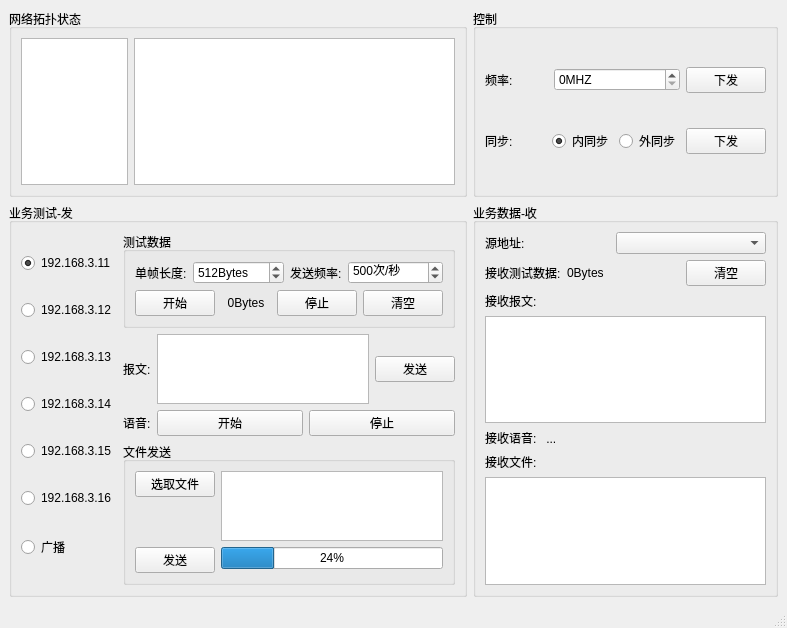
First picture: the form in mainWin.ui, repository Doun2017/pyQTwithUDP, before the edit.
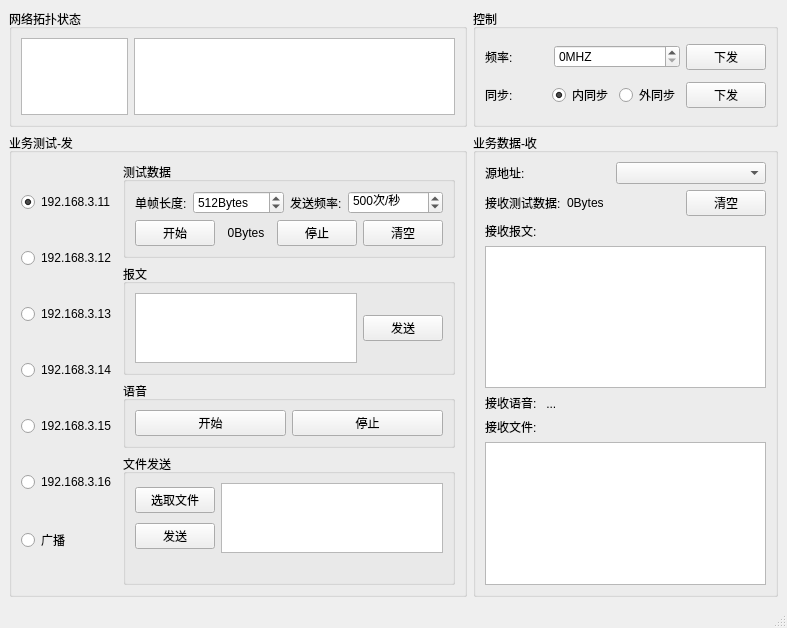
Second picture: the form after the edit.

Commit message: 文件传输功能基本完成

Patch:
```diff
--- a/mainWin.ui
+++ b/mainWin.ui
@@ -412,96 +412,99 @@
           </widget>
          </item>
          <item>
-          <layout class="QHBoxLayout" name="horizontalLayout_8" stretch="0,1,0">
-           <item>
-            <widget class="QLabel" name="label_8">
-             <property name="sizePolicy">
-              <sizepolicy hsizetype="Preferred" vsizetype="Preferred">
-               <horstretch>0</horstretch>
-               <verstretch>0</verstretch>
-              </sizepolicy>
-             </property>
-             <property name="text">
-              <string>报文:</string>
-             </property>
-            </widget>
-           </item>
-           <item>
-            <widget class="QPlainTextEdit" name="textSend_plainTextEdit"/>
-           </item>
-           <item>
-            <widget class="QPushButton" name="textSend_pushButton">
-             <property name="sizePolicy">
-              <sizepolicy hsizetype="Preferred" vsizetype="Fixed">
-               <horstretch>0</horstretch>
-               <verstretch>0</verstretch>
-              </sizepolicy>
-             </property>
-             <property name="text">
-              <string>发送</string>
-             </property>
-            </widget>
-           </item>
-          </layout>
+          <widget class="QGroupBox" name="groupBox">
+           <property name="title">
+            <string extracomment="报文">报文</string>
+           </property>
+           <layout class="QHBoxLayout" name="horizontalLayout_3">
+            <item>
+             <widget class="QPlainTextEdit" name="textSend_plainTextEdit">
+              <property name="acceptDrops">
+               <bool>false</bool>
+              </property>
+             </widget>
+            </item>
+            <item>
+             <widget class="QPushButton" name="textSend_pushButton">
+              <property name="sizePolicy">
+               <sizepolicy hsizetype="Preferred" vsizetype="Fixed">
+                <horstretch>0</horstretch>
+                <verstretch>0</verstretch>
+               </sizepolicy>
+              </property>
+              <property name="text">
+               <string>发送</string>
+              </property>
+             </widget>
+            </item>
+           </layout>
+          </widget>
          </item>
          <item>
-          <layout class="QHBoxLayout" name="horizontalLayout_9" stretch="0,0,0">
-           <item>
-            <widget class="QLabel" name="label_17">
-             <property name="sizePolicy">
-              <sizepolicy hsizetype="Fixed" vsizetype="Fixed">
-               <horstretch>0</horstretch>
-               <verstretch>0</verstretch>
-              </sizepolicy>
-             </property>
-             <property name="text">
-              <string>语音:</string>
-             </property>
-            </widget>
-           </item>
-           <item>
-            <widget class="QPushButton" name="audioSend_start_pushButton">
-             <property name="text">
-              <string>开始</string>
-             </property>
-            </widget>
-           </item>
-           <item>
-            <widget class="QPushButton" name="audioSend_stop_pushButton">
-             <property name="text">
-              <string>停止</string>
-             </property>
-            </widget>
-           </item>
-          </layout>
+          <widget class="QGroupBox" name="groupBox_2">
+           <property name="title">
+            <string>语音</string>
+           </property>
+           <layout class="QHBoxLayout" name="horizontalLayout_4">
+            <item>
+             <widget class="QPushButton" name="audioSend_start_pushButton">
+              <property name="text">
+               <string>开始</string>
+              </property>
+             </widget>
+            </item>
+            <item>
+             <widget class="QPushButton" name="audioSend_stop_pushButton">
+              <property name="text">
+               <string>停止</string>
+              </property>
+             </widget>
+            </item>
+           </layout>
+          </widget>
+         </item>
+         <item>
+          <layout class="QHBoxLayout" name="horizontalLayout_8" stretch=""/>
          </item>
          <item>
           <widget class="QGroupBox" name="groupBox_4">
            <property name="title">
             <string>文件发送</string>
            </property>
-           <layout class="QFormLayout" name="formLayout">
-            <item row="0" column="0">
-             <widget class="QPushButton" name="fileSend_chooseFile_pushButton">
-              <property name="text">
-               <string>选取文件</string>
-              </property>
-             </widget>
+           <layout class="QVBoxLayout" name="verticalLayout_7">
+            <item>
+             <layout class="QHBoxLayout" name="horizontalLayout_5">
+              <item>
+               <layout class="QVBoxLayout" name="verticalLayout">
+                <item>
+                 <widget class="QPushButton" name="fileSend_chooseFile_pushButton">
+                  <property name="text">
+                   <string>选取文件</string>
+                  </property>
+                 </widget>
+                </item>
+                <item>
+                 <widget class="QPushButton" name="fileSend_pushButton">
+                  <property name="text">
+                   <string>发送</string>
+                  </property>
+                 </widget>
+                </item>
+               </layout>
+              </item>
+              <item>
+               <widget class="QPlainTextEdit" name="fileSend_fileName_plainTextEdit">
+                <property name="acceptDrops">
+                 <bool>false</bool>
+                </property>
+               </widget>
+              </item>
+             </layout>
             </item>
-            <item row="0" column="1">
-             <widget class="QPlainTextEdit" name="fileSend_fileName_plainTextEdit"/>
-            </item>
-            <item row="1" column="0">
-             <widget class="QPushButton" name="fileSend_pushButton">
+            <item>
+             <widget class="QLabel" name="fileSend_sending_info_label">
               <property name="text">
-               <string>发送</string>
-              </property>
-             </widget>
-            </item>
-            <item row="1" column="1">
-             <widget class="QProgressBar" name="fileSend_progressBar">
-              <property name="value">
-               <number>24</number>
+               <string/>
               </property>
              </widget>
             </item>
```
Left out of the diff: 295 changed lines with no effect on the pictures. The commit also changes 4 other files.
